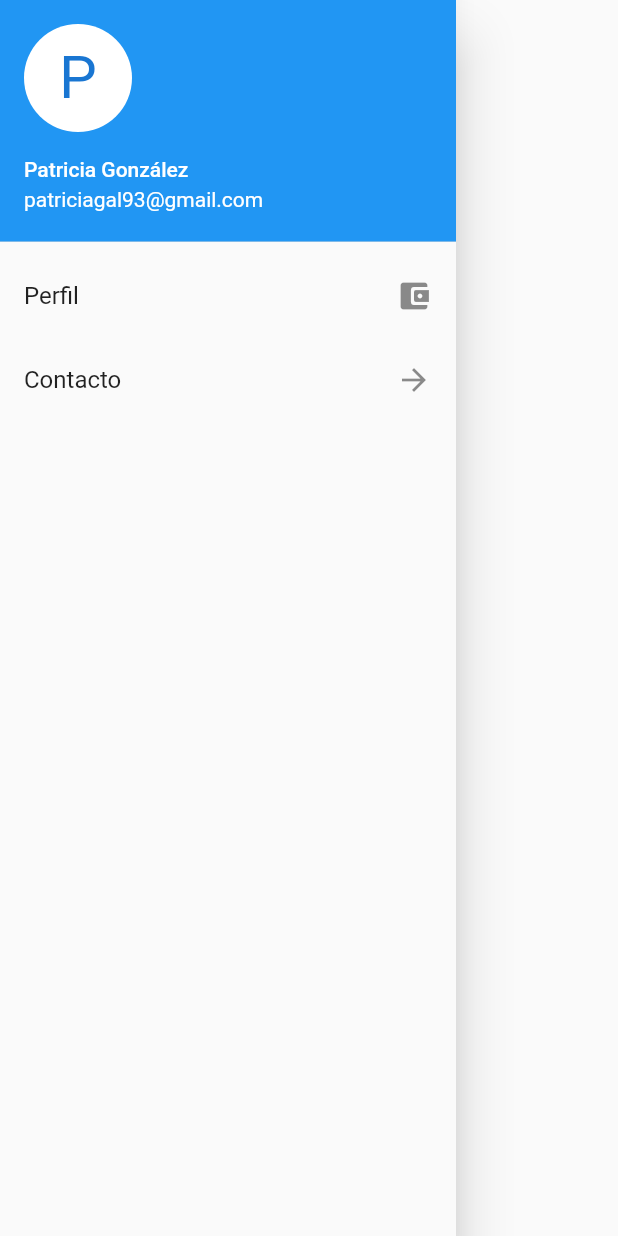
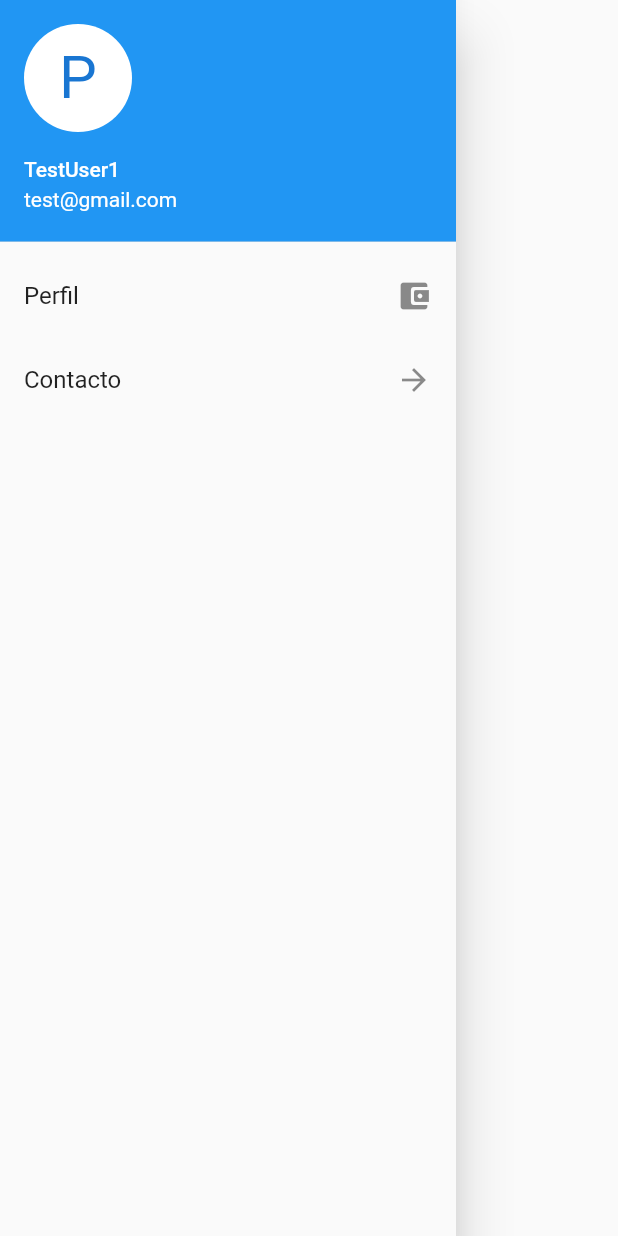
Before and after one commit to Drek0602/psy_app, a Flutter app: the NavDrawer widget shown alone on an empty page, opened directly, on a phone screen of 412 x 824 dp. Run offline on Flutter 3.47's test engine with Material 2 defaults, Android fonts, the phone set to English and light mode, and no system bars.

Commit message:
e-mail add change

```diff
--- a/lib/nav_drawer.dart
+++ b/lib/nav_drawer.dart
@@ -7,8 +7,8 @@ class NavDrawer extends StatelessWidget {
       child: ListView(
         children: <Widget>[
           UserAccountsDrawerHeader(
-            accountName: Text('Patricia González'),
-            accountEmail: Text('patriciagal93@gmail.com'),
+            accountName: Text('TestUser1'),
+            accountEmail: Text('test@gmail.com'),
             currentAccountPicture: CircleAvatar(
               backgroundColor: Theme.of(context).platform == TargetPlatform.iOS
                   ? Colors.blue
```
